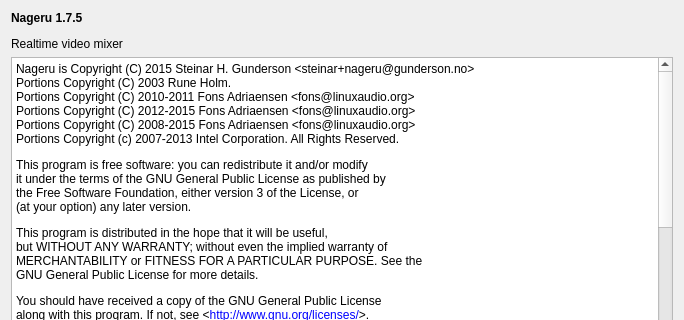
Qt form nageru/aboutdialog.ui (breizhcamp/nageru) before a commit; both pictures show x 0 to 684 and y 0 to 320 of the 684 by 544 pixel window.
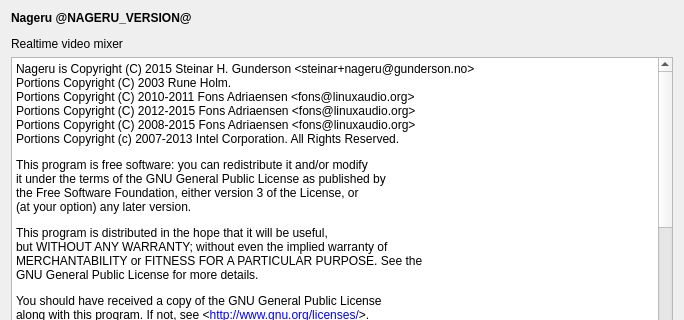
The same form after that commit.

Commit message: Make the Nageru version settable from the Meson configuration.

What changed in the file:
```diff
--- a/nageru/aboutdialog.ui
+++ b/nageru/aboutdialog.ui
@@ -17,7 +17,7 @@
    <item>
     <widget class="QLabel" name="label">
      <property name="text">
-      <string>&lt;p&gt;&lt;b&gt;Nageru 1.7.5&lt;/b&gt;&lt;/p&gt;
+      <string>&lt;p&gt;&lt;b&gt;Nageru @NAGERU_VERSION@&lt;/b&gt;&lt;/p&gt;
 
 &lt;p&gt;Realtime video mixer&lt;/p&gt;</string>
      </property>
```
Left out of the diff: 2 changed lines with no effect on the pictures. The commit also changes 2 other files.
